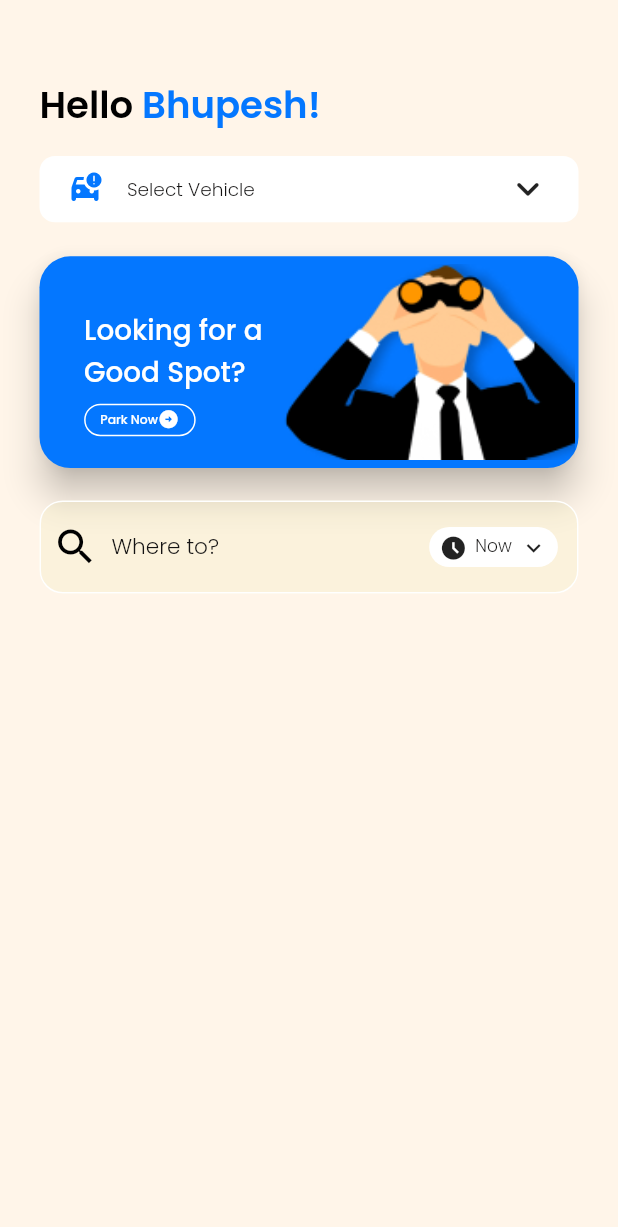
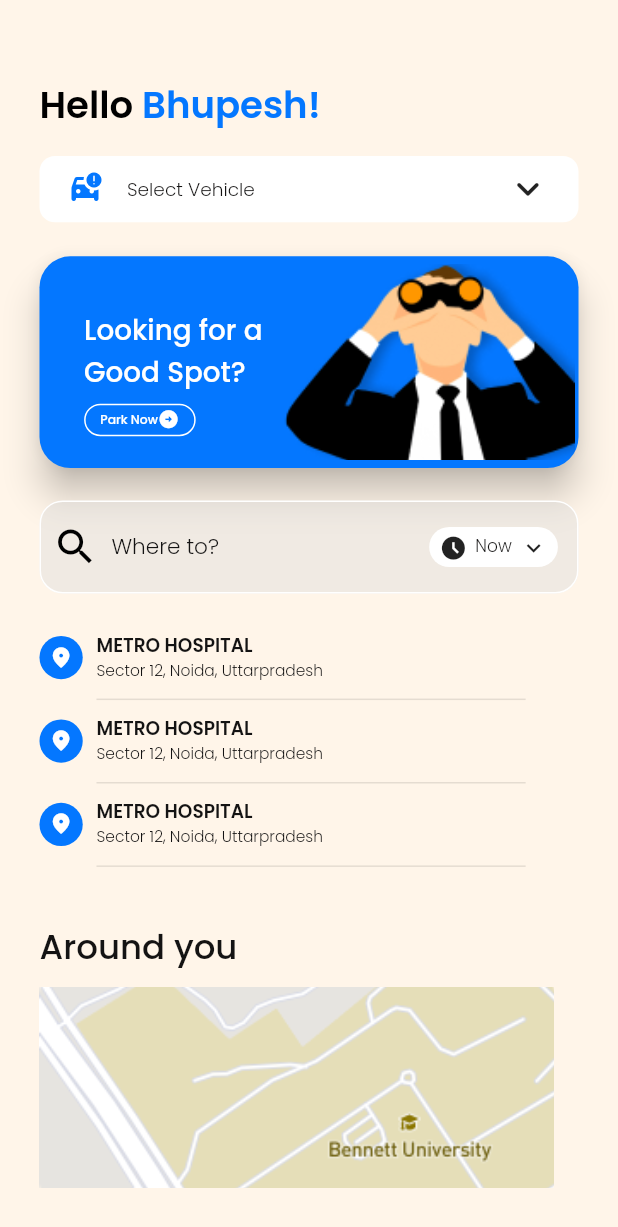
Before and after one commit to ipriyam26/parkoc, a Flutter app: the screen it shows after launch, on a phone screen of 412 x 824 dp. Shown: the top 1227 px of the screen. Run offline on Flutter 3.47's test engine with Material 2 defaults, Android fonts, the phone set to English and light mode, and no system bars; our stand-ins replace flutter_screenutil, get, google_fonts.

Commit message:
Home page done

```diff
--- a/lib/home.dart
+++ b/lib/home.dart
@@ -10,11 +10,14 @@ class HomeScreen extends StatelessWidget {
   Widget build(BuildContext context) {
     var name = "Hyundai Venue";
     var carNumber = "MH12AB1234";
+    var location = "Metro hospital";
+    var locationAddress = "Sector 12, Noida, Uttarpradesh";
     var icon = Icons.car_crash_sharp;
     return Scaffold(
       backgroundColor: const Color(0xffFFF5E9),
       body: Container(
         margin: EdgeInsets.symmetric(horizontal: 23.w),
+        child: SingleChildScrollView(
           child: Column(crossAxisAlignment: CrossAxisAlignment.start, children: [
             SizedBox(
               height: 50.h,
@@ -109,29 +112,141 @@ class HomeScreen extends StatelessWidget {
                                 ],
                               ),
                               Icon(
-                              controller.is_open.value? Icons.keyboard_arrow_up_rounded:
-                              Icons.keyboard_arrow_down_rounded,
+                                controller.is_open.value
+                                    ? Icons.keyboard_arrow_up_rounded
+                                    : Icons.keyboard_arrow_down_rounded,
                                 size: 30.sp,
                               )
                             ],
                           ),
                         ),
                         VehicleName(icon: icon, name: name, carNumber: carNumber),
-                      VehicleName(icon: Icons.bike_scooter_rounded, name: name, carNumber: carNumber),
-                      VehicleName(icon: Icons.car_crash_rounded, name: name, carNumber: carNumber),
-                      VehicleName(icon: Icons.add_circle_rounded, name: name, carNumber: carNumber),
+                        VehicleName(
+                            icon: Icons.bike_scooter_rounded,
+                            name: name,
+                            carNumber: carNumber),
+                        VehicleName(
+                            icon: Icons.car_crash_rounded,
+                            name: name,
+                            carNumber: carNumber),
+                        VehicleName(
+                            icon: Icons.add_circle_rounded,
+                            name: name,
+                            carNumber: carNumber),
                       ],
                     ),
                   ),
                 );
               }
-          })
-        ,
-        SizedBox(height: 22.h,),
+            }),
+            SizedBox(
+              height: 22.h,
+            ),
             const PopCard(),
-        SizedBox(height: 21.h,),
-       const WhereToField()
+            SizedBox(
+              height: 21.h,
+            ),
+            const WhereToField(),
+            SizedBox(
+              height: 15.h,
+
+            ),
+            LocationWidget(location: location, locationAddress: locationAddress),
+             LocationWidget(location: location, locationAddress: locationAddress),
+             LocationWidget(location: location, locationAddress: locationAddress),
+             SizedBox(height: 35.h,),
+           const AroundYou()
+
           ]),
+        ),
+      ),
+    );
+  }
+}
+
+class AroundYou extends StatelessWidget {
+  const AroundYou({
+    Key? key,
+  }) : super(key: key);
+
+  @override
+  Widget build(BuildContext context) {
+    return Column(
+     crossAxisAlignment: CrossAxisAlignment.start,
+      children: [
+        Text("Around you",
+        style: Theme.of(context).textTheme.headline4!.apply(
+         fontSizeFactor: 2,
+         fontSizeDelta: -2.sp,
+         fontWeightDelta: 2,
+        ),
+        ),
+        SizedBox(height: 10.h,),
+        Image.asset(
+         'asset/map.png',
+        fit: BoxFit.cover,
+         width: 300.w,
+         height: 130.h,
+        ),
+      ],
+    );
+  }
+}
+
+class LocationWidget extends StatelessWidget {
+  const LocationWidget({
+    Key? key,
+    required this.location,
+    required this.locationAddress,
+  }) : super(key: key);
+
+  final String location;
+  final String locationAddress;
+
+  @override
+  Widget build(BuildContext context) {
+    return Container(
+height: 45.h,
+margin: EdgeInsets.only(top: 9.h),
+      child: Row(
+        crossAxisAlignment: CrossAxisAlignment.start,
+        children: [
+          Container(
+            height: 35.h,
+            width: 28.h,
+            alignment: Alignment.center,
+            decoration: BoxDecoration(color: Theme.of(context).primaryColor
+            ,shape: BoxShape.circle,
+
+            ),
+
+            child: Icon(Icons.location_on_rounded,
+            color: Theme.of(context).canvasColor,
+            size: 16.sp,
+            )),
+          SizedBox(width: 8.w,),
+          Container(
+            width: 250.w,
+            decoration: BoxDecoration(
+  border: Border(bottom: BorderSide(
+    color: Theme.of(context).highlightColor.withOpacity(0.1)
+  ))
+),
+            child: Column(
+crossAxisAlignment: CrossAxisAlignment.start,
+              children: [Text(location.toUpperCase(),
+              style: Theme.of(context).textTheme.headline5!.apply(
+                fontWeightDelta: 1
+              ),
+
+              ),
+              Text(locationAddress,
+              style: Theme.of(context).textTheme.caption,
+              )
+              ],
+            ),
+          )
+        ],
       ),
     );
   }
@@ -155,14 +270,13 @@ class WhereToField extends StatelessWidget {
           decoration: InputDecoration(
             hintText: "Where to?",
             hintStyle: Theme.of(context).textTheme.headline2,
-
-           prefixIcon:  Icon(
+            prefixIcon: Icon(
               Icons.search,
               size: 30.sp,
               color: Theme.of(context).highlightColor,
             ),
             filled: true,
-           fillColor: Theme.of(context).focusColor.withOpacity(0.1),
+            fillColor: Theme.of(context).focusColor.withOpacity(0.4),
             enabledBorder: OutlineInputBorder(
               borderRadius: BorderRadius.circular(15.r),
               borderSide: const BorderSide(
@@ -188,25 +302,23 @@ borderRadius: BorderRadius.circular(20.r),
             color: Theme.of(context).canvasColor,
           ),
           child: Row(
-
             mainAxisAlignment: MainAxisAlignment.spaceBetween,
             children: [
-
-         Icon(Icons.access_time_filled_outlined,
+              Icon(
+                Icons.access_time_filled_outlined,
                 size: 18.sp,
               ),
-         Text("Now",style: Theme.of(context).textTheme.bodyText2!.apply(
+              Text("Now",
+                  style: Theme.of(context).textTheme.bodyText2!.apply(
                         fontSizeDelta: -1.sp,
                       )),
-         Icon(Icons.keyboard_arrow_down_sharp,
-
-         size: 18.sp,)
-
-       ],),
-
-
+              Icon(
+                Icons.keyboard_arrow_down_sharp,
+                size: 18.sp,
+              )
+            ],
           ),
-
+        ),
       ],
     );
   }
@@ -220,33 +332,35 @@ class PopCard extends StatelessWidget {
   @override
   Widget build(BuildContext context) {
     return Material(
-
       color: const Color(0xff0477FF),
       borderRadius: BorderRadius.circular(20.r),
       elevation: 10,
       child: SizedBox(
         width: 314.w,
         height: 137.h,
-
         child: Row(
           crossAxisAlignment: CrossAxisAlignment.center,
           children: [
             Container(
-            margin: EdgeInsets.only(left: 26.w,top: 35.h),
+              margin: EdgeInsets.only(left: 26.w, top: 35.h),
               width: 114.w,
               // alignment: Alignment.center,
               child: Column(
                 crossAxisAlignment: CrossAxisAlignment.start,
                 children: [
-                Text("Looking for a Good Spot?",
-                style: TextStyle(color: Colors.white,
+                  Text(
+                    "Looking for a Good Spot?",
+                    style: TextStyle(
+                      color: Colors.white,
                       fontFamily: GoogleFonts.poppins().fontFamily,
                       fontWeight: FontWeight.w500,
                       fontSize: 18.sp,
                       // height: 21.sp
                     ),
                   ),
-                SizedBox(height: 6.h,),
+                  SizedBox(
+                    height: 6.h,
+                  ),
                   Container(
                     width: 65.w,
                     height: 21.h,
@@ -256,15 +370,16 @@ class PopCard extends StatelessWidget {
                     child: Row(
                       mainAxisAlignment: MainAxisAlignment.center,
                       children: [
-                      Text("Park Now",
+                        Text(
+                          "Park Now",
                           style: TextStyle(
                               fontFamily: GoogleFonts.poppins().fontFamily,
                               fontWeight: FontWeight.w500,
                               fontSize: 8.sp,
-                        color: Colors.white
+                              color: Colors.white),
                         ),
-                      ),
-                      Icon(Icons.arrow_circle_right_rounded,
+                        Icon(
+                          Icons.arrow_circle_right_rounded,
                           color: Colors.white,
                           size: 14.sp,
                         )
@@ -274,7 +389,8 @@ class PopCard extends StatelessWidget {
                 ],
               ),
             ),
-          Image.asset("asset/human.png",
+            Image.asset(
+              "asset/human.png",
               width: 172.w,
               height: 127.h,
               fit: BoxFit.cover,
@@ -319,8 +435,7 @@ class VehicleName extends StatelessWidget {
                 name,
                 style: TextStyle(
                     fontSize: 12.sp,
-                    fontFamily:
-                        GoogleFonts.poppins().fontFamily,
+                    fontFamily: GoogleFonts.poppins().fontFamily,
                     fontWeight: FontWeight.w300,
                     color: const Color(0xff141313),
                     letterSpacing: -0.5),
@@ -332,8 +447,7 @@ class VehicleName extends StatelessWidget {
                 carNumber,
                 style: TextStyle(
                     fontSize: 8.sp,
-                    fontFamily:
-                        GoogleFonts.poppins().fontFamily,
+                    fontFamily: GoogleFonts.poppins().fontFamily,
                     fontWeight: FontWeight.w300,
                     color: const Color(0xff141313),
                     letterSpacing: 1),
--- a/lib/theme.dart
+++ b/lib/theme.dart
@@ -29,7 +29,7 @@ class Themes {
             fontSize: 12.sp,
             fontWeight: FontWeight.w500,
             fontFamily: GoogleFonts.poppins().fontFamily,
-            letterSpacing: -3),
+),
         headline4: TextStyle(
           color: const Color(0xff141313),
           fontSize: 12.sp,
@@ -64,7 +64,7 @@ class Themes {
     canvasColor: Colors.white,
     cardColor: const Color(0xffFFF5E9),
     scaffoldBackgroundColor: const Color(0xffFFF5E9),
-    focusColor: Color(0xffD9D9D966),
+    focusColor: Color(0xffD9D9D9),
     highlightColor: Colors.black,
 
   );
```
Also changed, not shown: asset/map.png (added). Lines whose indentation alone changed are shown as unchanged.
